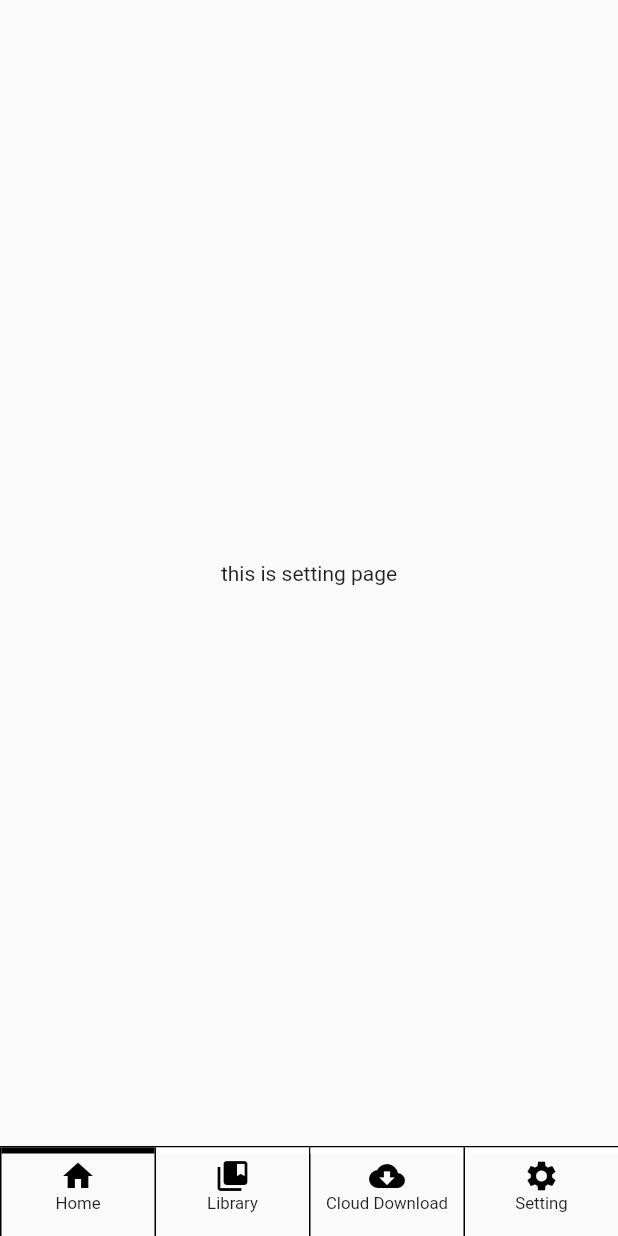
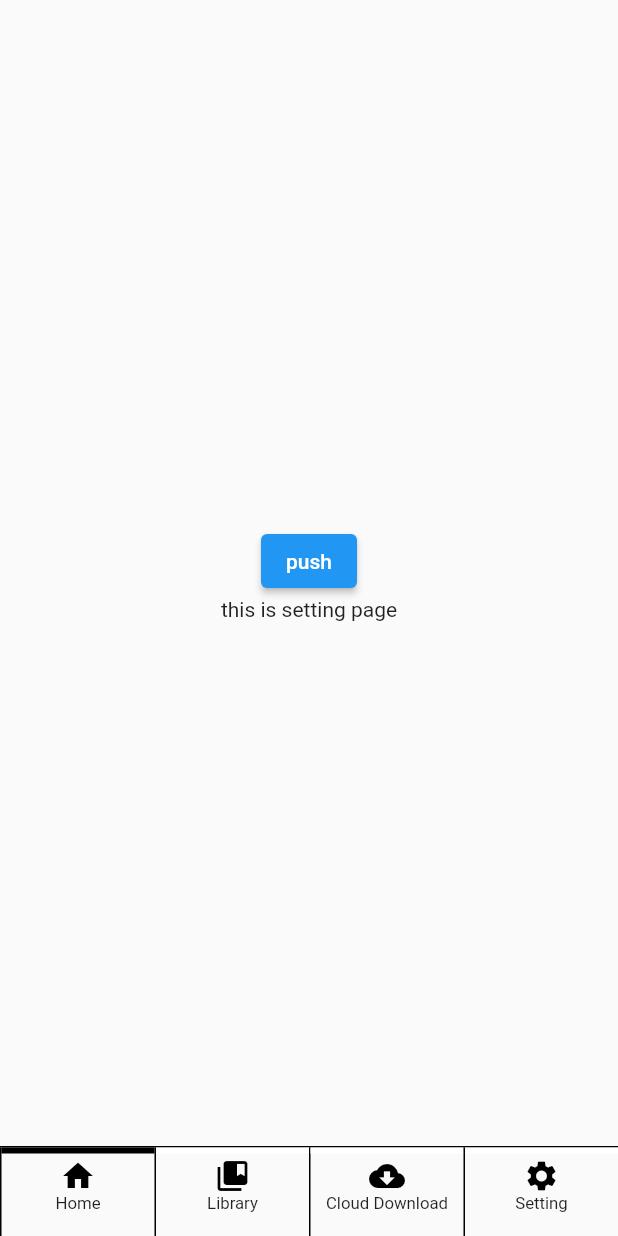
Before and after one commit to Kongpob-R/epaperdisplaylauncher, a Flutter app: the screen it shows after launch, swiped to page 4, on a phone screen of 412 x 824 dp. Run offline on Flutter 3.47's test engine with Material 2 defaults, Android fonts, the phone set to English and light mode, and no system bars; our stand-ins replace qr_flutter, scrollable_positioned_list; missing offline and left inert: android_intent_plus, device_apps, epubx.

Commit message:
remove statelass MyApp from main

```diff
--- a/lib/main.dart
+++ b/lib/main.dart
@@ -8,36 +8,13 @@ import 'package:flutter/material.dart';
 import 'package:flutter/services.dart';
 import 'custom_icon.dart';
 
+import 'package:android_intent_plus/android_intent.dart';
+import 'package:android_intent_plus/flag.dart';
+
 void main() {
-  runApp(const MyApp());
-}
-
-class MyApp extends StatelessWidget {
-  const MyApp({Key? key}) : super(key: key);
-
-  // This widget is the root of your application.
-  @override
-  Widget build(BuildContext context) {
-    return MaterialApp(
-      title: 'Flutter Demo',
-      theme: ThemeData(
-        splashColor: Colors.transparent,
-        highlightColor: Colors.transparent,
-        hoverColor: Colors.transparent,
-        // This is the theme of your application.
-        //
-        // Try running your application with "flutter run". You'll see the
-        // application has a blue toolbar. Then, without quitting the app, try
-        // changing the primarySwatch below to Colors.green and then invoke
-        // "hot reload" (press "r" in the console where you ran "flutter run",
-        // or simply save your changes to "hot reload" in a Flutter IDE).
-        // Notice that the counter didn't reset back to zero; the application
-        // is not restarted.
-        primarySwatch: Colors.blue,
-      ),
-      home: const MyHomePage(title: 'Home Page'),
-    );
-  }
+  runApp(const MyHomePage(
+    title: '',
+  ));
 }
 
 class MyHomePage extends StatefulWidget {
@@ -58,13 +35,14 @@ class MyHomePage extends StatefulWidget {
   State<MyHomePage> createState() => _MyHomePageState();
 }
 
-class _MyHomePageState extends State<MyHomePage> {
+class _MyHomePageState extends State<MyHomePage> with WidgetsBindingObserver {
   late int _selectedIndex;
   late PageController _myPage;
 
   @override
   void initState() {
     SystemChrome.setEnabledSystemUIMode(SystemUiMode.edgeToEdge);
+    WidgetsBinding.instance?.addObserver(this);
     super.initState();
     _myPage = PageController(
       initialPage: 0,
@@ -75,12 +53,40 @@ class _MyHomePageState extends State<MyHomePage> {
   @override
   void dispose() {
     super.dispose();
+    WidgetsBinding.instance?.removeObserver(this);
     SystemChrome.setEnabledSystemUIMode(SystemUiMode.edgeToEdge);
   }
 
   @override
+  void didChangeAppLifecycleState(AppLifecycleState state) {
+    super.didChangeAppLifecycleState(state);
+    switch (state) {
+      case AppLifecycleState.inactive:
+        log('appLifeCycleState inactive');
+        break;
+      case AppLifecycleState.resumed:
+        log('appLifeCycleState resumed');
+        break;
+      case AppLifecycleState.paused:
+        log('appLifeCycleState paused');
+        break;
+      case AppLifecycleState.detached:
+        log('appLifeCycleState detached');
+        break;
+    }
+  }
+
+  @override
   Widget build(BuildContext context) {
-    return Scaffold(
+    log('build MyhomePage');
+    // const intent = AndroidIntent(
+    //   action: 'android.intent.action.MAIN',
+    //   package: 'com.happysoft.epaperdisplaylauncher',
+    //   flags: <int>[Flag.FLAG_ACTIVITY_NEW_TASK],
+    // );
+    // intent.launch();
+    return MaterialApp(
+      home: Scaffold(
         body: PageView(
           physics: const NeverScrollableScrollPhysics(),
           controller: _myPage,
@@ -163,6 +169,7 @@ class _MyHomePageState extends State<MyHomePage> {
             ],
           ),
         ),
+      ),
     );
   }
 }
--- a/lib/setting_page.dart
+++ b/lib/setting_page.dart
@@ -1,13 +1,48 @@
 import 'package:flutter/material.dart';
+import 'package:android_intent_plus/android_intent.dart';
+import 'package:android_intent_plus/flag.dart';
 
 class SettingPage extends StatelessWidget {
   const SettingPage({Key? key}) : super(key: key);
 
+  void launchPage(BuildContext context) {
+    // Navigator.push(
+    //   context,
+    //   PageRouteBuilder(
+    //     pageBuilder: (context, animation1, animation2) => const Scaffold(
+    //       body: Center(child: Text("hi")),
+    //     ),
+    //     transitionDuration: Duration.zero,
+    //     reverseTransitionDuration: Duration.zero,
+    //   ),
+    // );
+    // const intent = AndroidIntent(
+    //   action: 'action_application_details_settings',
+    //   data: 'package:com.happysoft.epaperdisplaylauncher',
+    // );
+    // intent.launch();
+    // const intent = AndroidIntent(
+    //   action: 'onyx_epdc_update_to_display()',
+    // );
+    // intent.sendBroadcast();
+  }
+
   @override
   Widget build(BuildContext context) {
     return Container(
-      child: const Center(
-        child: Text('this is setting page'),
+      child: Column(
+        mainAxisAlignment: MainAxisAlignment.center,
+        children: <Widget>[
+          ElevatedButton(
+            onPressed: () {
+              launchPage(context);
+            },
+            child: const Text('push'),
+          ),
+          const Center(
+            child: Text('this is setting page'),
+          ),
+        ],
       ),
     );
   }
```
Also changed, not shown: 1 other file. Lines whose indentation alone changed are shown as unchanged.
